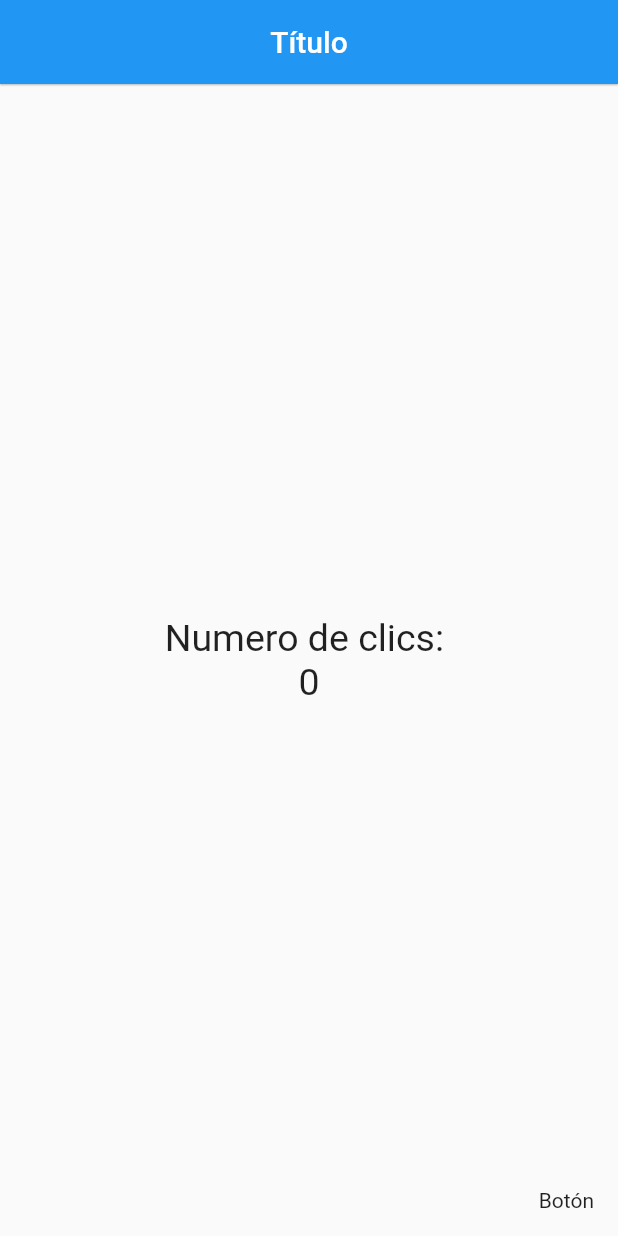
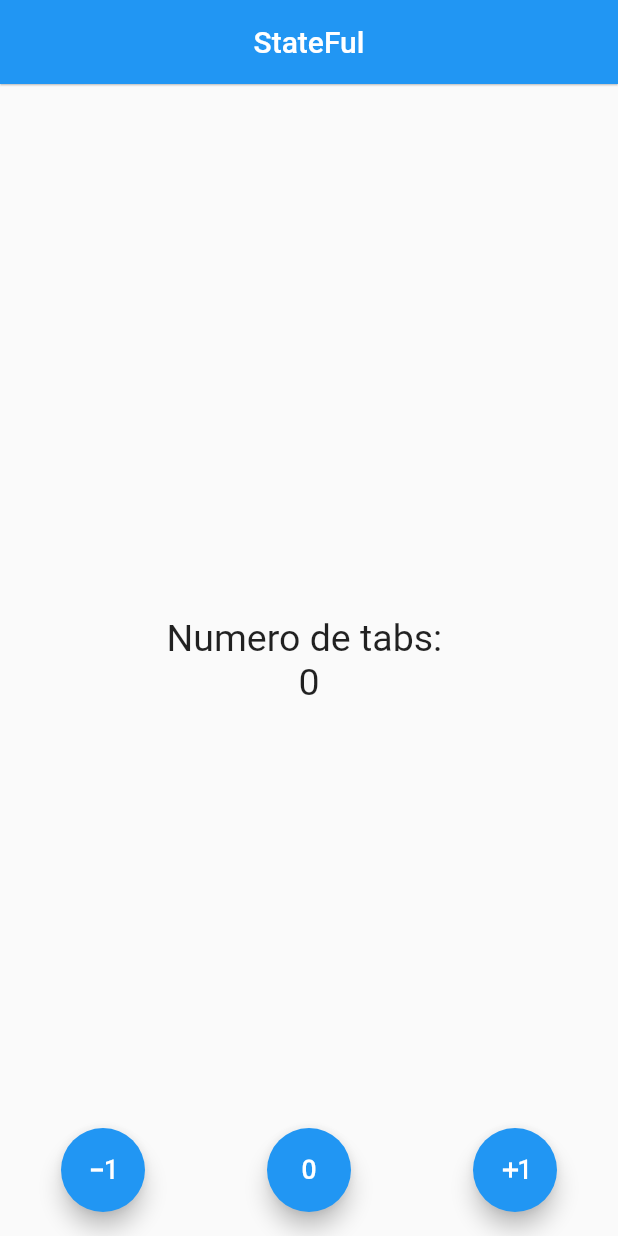
Before and after one commit to ozzyZig1994/flutterDart, a Flutter app: the screen it shows after launch, on a phone screen of 412 x 824 dp. Run offline on Flutter 3.47's test engine with Material 2 defaults, Android fonts, the phone set to English and light mode, and no system bars.

Commit message:
App contador finalizada

```diff
--- a/flutter_application_1/lib/src/app.dart
+++ b/flutter_application_1/lib/src/app.dart
@@ -1,14 +1,17 @@
 import 'package:flutter/material.dart';
 
-import 'package:flutter_application_1/src/pages/home_page.dart';
+//import 'package:flutter_application_1/src/pages/home_page.dart';
+import 'package:flutter_application_1/src/pages/contador_page.dart';
 
 class MyApp extends StatelessWidget { // Definicion de widget sin estado
 
   @override
   Widget build(BuildContext context) { // Sobrescribiendo el metodo build del StatelessWidget
     return MaterialApp (
+      debugShowCheckedModeBanner: false,
       home: Center (
-        child: HomePage(),
+        //child: HomePage(),
+        child: ContadorPage ()
       ),
     ); // Widget de configuracion global de la app
   }
--- /dev/null
+++ b/flutter_application_1/lib/src/pages/contador_page.dart
@@ -0,0 +1,63 @@
+import 'package:flutter/material.dart';
+
+class ContadorPage extends StatefulWidget {
+  @override
+  createState() => _ContadorPageState();
+}
+
+class _ContadorPageState extends State<ContadorPage> {
+  final _estiloTexto = new TextStyle(fontSize: 25.0);
+
+  int _conteo = 0;
+
+  @override
+  Widget build(BuildContext context) {
+    return Scaffold(
+      appBar: AppBar(
+        title: Text('StateFul'),
+        centerTitle: true,
+        elevation: 0.5,
+      ),
+      body: Center(
+        child: Column(
+          children: <Widget>[
+            Text('Numero de tabs: ', style: _estiloTexto),
+            Text('$_conteo', style: _estiloTexto)
+          ],
+          mainAxisAlignment: MainAxisAlignment.center,
+        ),
+      ),
+      floatingActionButton: _crearBotones (),
+      floatingActionButtonLocation: FloatingActionButtonLocation.centerFloat,
+    );
+  }
+
+  Widget _crearBotones () {
+    return Row (
+      mainAxisAlignment: MainAxisAlignment.center,
+      children: [
+        Expanded (
+          child: FloatingActionButton( child: Icon(Icons.exposure_minus_1), onPressed: _minus1),
+        ),
+        Expanded (
+          child: FloatingActionButton( child: Icon(Icons.exposure_zero), onPressed: _reset),
+        ),
+        Expanded (
+          child: FloatingActionButton( child: Icon(Icons.exposure_plus_1), onPressed: _plus1),
+        )
+      ],
+    );
+  }
+
+  void _plus1 () {
+    setState(() => _conteo++);
+  }
+
+  void _minus1 () {
+    setState(() => _conteo--);
+  }
+
+  void _reset () {
+    setState(() => _conteo = 0);
+  }
+}
--- a/flutter_application_1/lib/src/pages/home_page.dart
+++ b/flutter_application_1/lib/src/pages/home_page.dart
@@ -1,7 +1,9 @@
 import 'package:flutter/material.dart';
 
 class HomePage extends StatelessWidget {
-  final estiloTexto = new TextStyle (fontSize: 25.0);
+  final estiloTexto = new TextStyle(fontSize: 25.0);
+
+  final conteo = 10;
 
   @override
   Widget build(BuildContext context) {
@@ -13,20 +15,18 @@ class HomePage extends StatelessWidget {
       ),
       body: Center(
         child: Column(
-          children: <Widget> [
-            Text(
-              'Numero de clics: ',
-              style: estiloTexto,
-            ),
-            Text(
-              '0',
-              style: estiloTexto,
-            )
+          children: <Widget>[
+            Text('Numero de clics: ', style: estiloTexto),
+            Text('$conteo', style: estiloTexto)
           ],
           mainAxisAlignment: MainAxisAlignment.center,
         ),
       ),
-      floatingActionButton: Text ('Botón'),
+      floatingActionButton: FloatingActionButton(
+        child: Icon(Icons.add),
+        onPressed: () {},
+      ),
+      floatingActionButtonLocation: FloatingActionButtonLocation.endFloat,
     );
   }
 }
```
Also changed, not shown: flutter_application_1/pubspec.lock.
